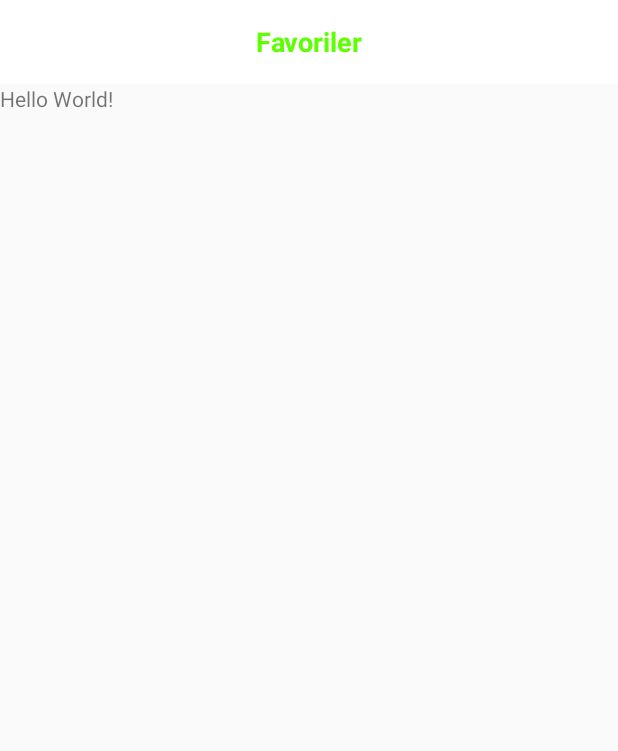
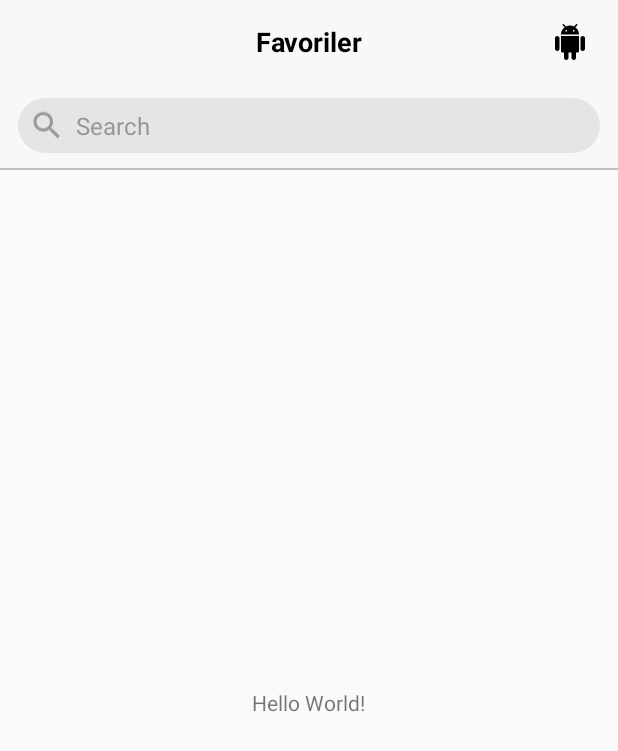
Before and after one commit to emintolgahanpolat/CustomToolbar, an Android app: the screen it shows after launch (MainActivity), on a phone screen of 412 x 824 dp. Shown: the top 751 px of the screen. Run offline under Robolectric (Android 15) with nearby library versions, the phone set to English and light mode, and no system bars.

Commit message:
- Search

```diff
--- a/app/src/main/java/com/emintolgahanpolat/toolbarexample/ActionBar.kt
+++ b/app/src/main/java/com/emintolgahanpolat/toolbarexample/ActionBar.kt
@@ -1,35 +1,48 @@
 package com.emintolgahanpolat.toolbarexample
 
 
+import android.annotation.SuppressLint
+import android.app.Activity
+import android.app.Service
 import android.content.Context
 import android.graphics.Color
 import android.graphics.Typeface
 import android.util.AttributeSet
 import android.util.TypedValue
 import android.view.View
-import android.widget.FrameLayout
-import android.widget.ImageButton
-import android.widget.LinearLayout
-import android.widget.TextView
+import android.view.WindowManager
+import android.view.inputmethod.InputMethodManager
+import android.widget.*
+import kotlinx.android.synthetic.main.toolbar.view.*
+import android.content.Context.INPUT_METHOD_SERVICE
+import android.support.v4.content.ContextCompat.getSystemService
+import android.text.Editable
+import android.text.TextWatcher
 
-class ActionBar : FrameLayout {
+
+class ActionBar : FrameLayout, View.OnClickListener {
+
 
     private var mContext: Context? = null
     private lateinit var root: View
     private lateinit var linearLayoutRight: LinearLayout
-    private lateinit var linearLayoutLeft:LinearLayout
-    private lateinit var toolbar:LinearLayout
+    private lateinit var linearLayoutLeft: LinearLayout
+    private lateinit var toolbarSearchView: FrameLayout
+    private lateinit var etSearch: EditText
+    private lateinit var tvCancel: TextView
+    private lateinit var toolbar: LinearLayout
     private lateinit var txtTitle: TextView
 
 
-    constructor(context: Context):  super(context) {
+    constructor(context: Context) : super(context) {
 
         this.mContext = context
         init()
     }
 
     private val title: String? = null
-    constructor (context: Context, attrs: AttributeSet) :super(context, attrs){
+
+    constructor (context: Context, attrs: AttributeSet) : super(context, attrs) {
 
         this.mContext = context
         init()
@@ -49,8 +62,8 @@ class ActionBar : FrameLayout {
         val attributes = mContext!!.obtainStyledAttributes(attrs, R.styleable.CustomActionBar, 0, 0)
 
         val title = attributes.getString(R.styleable.CustomActionBar_title)
-        val color = attributes.getResourceId(R.styleable.CustomActionBar_toolbarBackground,R.color.colorPrimaryDark)
-        val titleColor = attributes.getColor(R.styleable.CustomActionBar_titleColor,Color.parseColor("#ffffff"))
+        val background = attributes.getColor(R.styleable.CustomActionBar_toolbarBackground, Color.parseColor("#f8f8f8"))
+        val titleColor = attributes.getColor(R.styleable.CustomActionBar_titleColor, Color.parseColor("#000000"))
         val size = attributes.getInt(R.styleable.CustomActionBar_titleSize, 18)
 
         if (title != null) {
@@ -58,31 +71,103 @@ class ActionBar : FrameLayout {
         }
         setTitleSize(size)
         setTitleColor(titleColor)
-        setBackground(color)
+        setBackground(background)
         attributes.recycle()
 
     }
 
 
-
-
     private fun init() {
         val rootView = View.inflate(mContext, R.layout.toolbar, this)
-        toolbar=rootView.findViewById(R.id.toolbar)
+        toolbar = rootView.findViewById(R.id.toolbar)
         txtTitle = rootView.findViewById(R.id.titleTxt) as TextView
 
         linearLayoutLeft = rootView.findViewById(R.id.linerLayoutLeft) as LinearLayout
         linearLayoutRight = rootView.findViewById(R.id.linerLayoutRight) as LinearLayout
+
+        toolbarSearchView = rootView.findViewById(R.id.toolbarSearchView) as FrameLayout
+        etSearch = rootView.findViewById(R.id.etSearch) as EditText
+        etSearch.isCursorVisible=false
+        tvCancel = rootView.findViewById(R.id.tvCancel) as TextView
         setTitleSize(18)
 
 
+        initListener()
+
     }
 
-    private fun setBackground(id:Int){
-        toolbar.setBackgroundResource(id)
+    private fun initListener() {
+        etSearch.setOnClickListener(this)
+        tvCancel.setOnClickListener(this)
+
+        etSearch.addTextChangedListener(object :TextWatcher{
+            override fun afterTextChanged(s: Editable?) {
+
+            }
+
+            override fun beforeTextChanged(s: CharSequence?, start: Int, count: Int, after: Int) {
+            }
+
+            override fun onTextChanged(s: CharSequence?, start: Int, before: Int, count: Int) {
+                if (count>0){
+                    tvCancel.setTextColor(Color.parseColor("#397ef5"))
+                    tvCancel.text="Search"
+                }else{
+                    tvCancel.setTextColor(Color.parseColor("#989898"))
+                    tvCancel.text="Cancel"
+                }
+            }
+
+        })
+
     }
 
-    fun setTitleColor(id:Int) {
+
+    override fun onClick(view: View?) {
+        when (view?.id) {
+            R.id.tvCancel -> {
+                tvCancel.visibility = View.GONE
+                tvCancel.isEnabled = false
+                etSearch.text = null
+            etSearch.isCursorVisible=false
+
+                hideKeyboard(context as Activity)
+            }
+            R.id.etSearch -> {
+                etSearch.isCursorVisible=true
+                tvCancel.visibility = View.VISIBLE
+                tvCancel.isEnabled = true
+            }
+        }
+
+    }
+
+    @SuppressLint("ServiceCast")
+    fun hideKeyboard(activity: Activity) {
+        val imm = activity.getSystemService(Activity.INPUT_METHOD_SERVICE) as InputMethodManager
+        //Find the currently focused view, so we can grab the correct window token from it.
+        var view = activity.currentFocus
+        //If no view currently has focus, create a new one, just so we can grab a window token from it
+        if (view == null) {
+            view = View(activity)
+        }
+        imm!!.hideSoftInputFromWindow(view.windowToken, 0)
+    }
+
+    fun showHideSearchBar(show: Boolean) {
+        if (show) {
+            toolbarSearchView.visibility = View.VISIBLE
+        } else {
+
+            toolbarSearchView.visibility = View.GONE
+        }
+    }
+
+    fun setBackground(id: Int) {
+        toolbar.setBackgroundColor(id)
+    }
+
+    fun setTitleColor(id: Int) {
         txtTitle.setTextColor(id)
     }
 
--- a/app/src/main/java/com/emintolgahanpolat/toolbarexample/MainActivity.kt
+++ b/app/src/main/java/com/emintolgahanpolat/toolbarexample/MainActivity.kt
@@ -15,12 +15,25 @@ class MainActivity : AppCompatActivity(){
 
 
         abContainer.createRightButton(R.drawable.ic_android_black_24dp)
-        abContainer.createRightButton(R.drawable.ic_android_black_24dp)
-        abContainer.createRightButton(R.drawable.ic_android_black_24dp)
-        abContainer.createRightButton(R.drawable.ic_android_black_24dp)
+
+
+
+        tvButton.setOnClickListener {
+            showHide()
+        }
+    }
+
+    var a=false
+    private fun showHide() {
+        if (a){
+            abContainer.showHideSearchBar(true)
+            a=false
+        }else{
+            abContainer.showHideSearchBar(false)
+            a=true
+        }
+
     }
 
 
-
-
 }
--- /dev/null
+++ b/app/src/main/res/drawable/__toolbar_search.xml
@@ -0,0 +1,8 @@
+<?xml version="1.0" encoding="utf-8"?>
+<shape xmlns:android="http://schemas.android.com/apk/res/android">
+    <solid android:color="#e5e5e5"/>
+
+
+
+    <corners android:radius="24dp" />
+</shape>
--- a/app/src/main/res/drawable/ic_android_black_24dp.xml
+++ b/app/src/main/res/drawable/ic_android_black_24dp.xml
@@ -4,6 +4,6 @@
         android:viewportWidth="24.0"
         android:viewportHeight="24.0">
     <path
-        android:fillColor="#FFFFFF"
+        android:fillColor="#000000"
         android:pathData="M6,18c0,0.55 0.45,1 1,1h1v3.5c0,0.83 0.67,1.5 1.5,1.5s1.5,-0.67 1.5,-1.5L11,19h2v3.5c0,0.83 0.67,1.5 1.5,1.5s1.5,-0.67 1.5,-1.5L16,19h1c0.55,0 1,-0.45 1,-1L18,8L6,8v10zM3.5,8C2.67,8 2,8.67 2,9.5v7c0,0.83 0.67,1.5 1.5,1.5S5,17.33 5,16.5v-7C5,8.67 4.33,8 3.5,8zM20.5,8c-0.83,0 -1.5,0.67 -1.5,1.5v7c0,0.83 0.67,1.5 1.5,1.5s1.5,-0.67 1.5,-1.5v-7c0,-0.83 -0.67,-1.5 -1.5,-1.5zM15.53,2.16l1.3,-1.3c0.2,-0.2 0.2,-0.51 0,-0.71 -0.2,-0.2 -0.51,-0.2 -0.71,0l-1.48,1.48C13.85,1.23 12.95,1 12,1c-0.96,0 -1.86,0.23 -2.66,0.63L7.85,0.15c-0.2,-0.2 -0.51,-0.2 -0.71,0 -0.2,0.2 -0.2,0.51 0,0.71l1.31,1.31C6.97,3.26 6,5.01 6,7h12c0,-1.99 -0.97,-3.75 -2.47,-4.84zM10,5L9,5L9,4h1v1zM15,5h-1L14,4h1v1z"/>
 </vector>
--- /dev/null
+++ b/app/src/main/res/drawable/ic_search.xml
@@ -0,0 +1,9 @@
+<vector xmlns:android="http://schemas.android.com/apk/res/android"
+        android:width="24dp"
+        android:height="24dp"
+        android:viewportWidth="24.0"
+        android:viewportHeight="24.0">
+    <path
+        android:fillColor="#989898"
+        android:pathData="M15.5,14h-0.79l-0.28,-0.27C15.41,12.59 16,11.11 16,9.5 16,5.91 13.09,3 9.5,3S3,5.91 3,9.5 5.91,16 9.5,16c1.61,0 3.09,-0.59 4.23,-1.57l0.27,0.28v0.79l5,4.99L20.49,19l-4.99,-5zM9.5,14C7.01,14 5,11.99 5,9.5S7.01,5 9.5,5 14,7.01 14,9.5 11.99,14 9.5,14z"/>
+</vector>
--- a/app/src/main/res/layout/activity_main.xml
+++ b/app/src/main/res/layout/activity_main.xml
@@ -12,18 +12,18 @@
             android:id="@+id/abContainer"
             android:layout_width="match_parent"
             android:layout_height="wrap_content"
-            app:toolbarBackground="@color/white"
-            app:titleColor="#5FFF03"
             app:title="Favoriler">
 
     </com.emintolgahanpolat.toolbarexample.ActionBar>
-    <TextView
-            android:layout_width="wrap_content"
-            android:layout_height="wrap_content"
-            android:text="Hello World!"
-            app:layout_constraintBottom_toBottomOf="parent"
-            app:layout_constraintLeft_toLeftOf="parent"
-            app:layout_constraintRight_toRightOf="parent"
-            app:layout_constraintTop_toTopOf="parent"/>
+   <FrameLayout android:layout_width="match_parent"
+                android:layout_height="match_parent">
+       <TextView
+               android:id="@+id/tvButton"
+               android:layout_width="wrap_content"
+               android:layout_height="wrap_content"
+               android:text="Hello World!"
+               android:layout_gravity="center"/>
+
+   </FrameLayout>
 
 </LinearLayout>
--- a/app/src/main/res/layout/toolbar.xml
+++ b/app/src/main/res/layout/toolbar.xml
@@ -2,10 +2,16 @@
 <LinearLayout xmlns:android="http://schemas.android.com/apk/res/android"
               android:id="@+id/toolbar"
               android:layout_width="match_parent"
-              android:background="@color/colorPrimary"
-              android:orientation="horizontal"
-              android:layout_height="?android:actionBarSize">
+              android:orientation="vertical"
+              android:background="#f8f8f8"
+              android:layout_height="wrap_content">
 
+    <LinearLayout
+            android:layout_width="match_parent"
+            android:layout_height="?android:actionBarSize"
+
+            android:paddingHorizontal="12dp"
+            android:orientation="horizontal">
 
         <LinearLayout
                 android:layout_weight="1"
@@ -27,9 +33,9 @@
                 android:layout_height="match_parent"
                 android:layout_gravity="center_vertical|center"
                 android:gravity="center"
-            android:text="@string/app_name"
+                android:text="Toolbar"
                 android:textAlignment="center"
-            android:textColor="#fff"
+                android:textColor="#121212"
                 android:textSize="18sp"
                 android:textStyle="bold"/>
 
@@ -49,5 +55,59 @@
 
             </LinearLayout>
         </HorizontalScrollView>
+    </LinearLayout>
+    <FrameLayout
 
+            android:paddingHorizontal="12dp"
+            android:id="@+id/toolbarSearchView"
+            android:layout_width="match_parent"
+            android:layout_height="?android:actionBarSize">
+
+        <LinearLayout
+                android:layout_gravity="center_vertical"
+                android:layout_width="match_parent"
+                android:layout_height="wrap_content"
+                android:orientation="horizontal">
+            <LinearLayout
+                    android:layout_weight="1"
+                    android:background="@drawable/__toolbar_search"
+                    android:layout_width="match_parent"
+                    android:layout_height="wrap_content"
+                    android:orientation="horizontal">
+
+                <ImageView
+                        android:layout_width="wrap_content"
+                        android:layout_height="match_parent"
+                        android:paddingLeft="7dp"
+                        android:layout_gravity="center_vertical"
+                        android:src="@drawable/ic_search"/>
+                <EditText
+                        android:id="@+id/etSearch"
+                        android:layout_width="match_parent"
+                        android:layout_height="wrap_content"
+                        android:padding="7dp"
+                        android:textSize="16sp"
+                        android:maxLines="1"
+                        android:singleLine="true"
+                        android:background="@android:color/transparent"
+                        android:textColorHint="#989898"
+                        android:hint="Search"/>
             </LinearLayout>
+
+            <TextView
+                    android:id="@+id/tvCancel"
+                    android:visibility="gone"
+                    android:paddingHorizontal="12dp"
+                    android:layout_width="wrap_content"
+                    android:layout_height="match_parent"
+                    android:textColor="#989898"
+                    android:gravity="right|center_vertical"
+                    android:text="Cancel"
+            />
+        </LinearLayout>
+    </FrameLayout>
+
+    <View android:layout_width="match_parent"
+          android:layout_height="1dp"
+          android:background="#c0c0c0"/>
+</LinearLayout>
--- a/app/src/main/res/values/attrs.xml
+++ b/app/src/main/res/values/attrs.xml
@@ -2,7 +2,7 @@
 <resources  xmlns:android="http://schemas.android.com/apk/res/android">
     <declare-styleable name="CustomActionBar">
         <attr name="title" format="string"/>
-        <attr name="toolbarBackground" format="reference"/>
+        <attr name="toolbarBackground" format="color"/>
         <attr name="titleColor" format="color"/>
         <attr name="titleSize" format="integer"/>
     </declare-styleable>
--- a/app/src/main/res/values/colors.xml
+++ b/app/src/main/res/values/colors.xml
@@ -5,7 +5,7 @@
     <color name="colorAccent">#D81B60</color>
 
 
-    <color name="white">#fff</color>
+    <color name="white">#ffffff</color>
 
 
 </resources>
```
Lines whose indentation alone changed are shown as unchanged.
